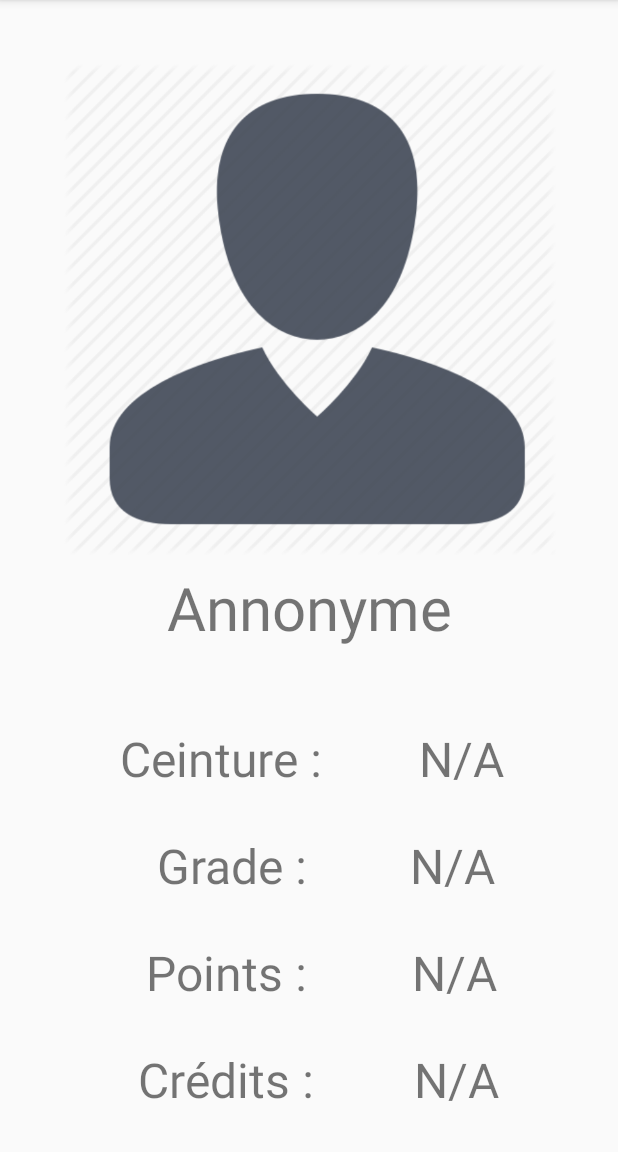
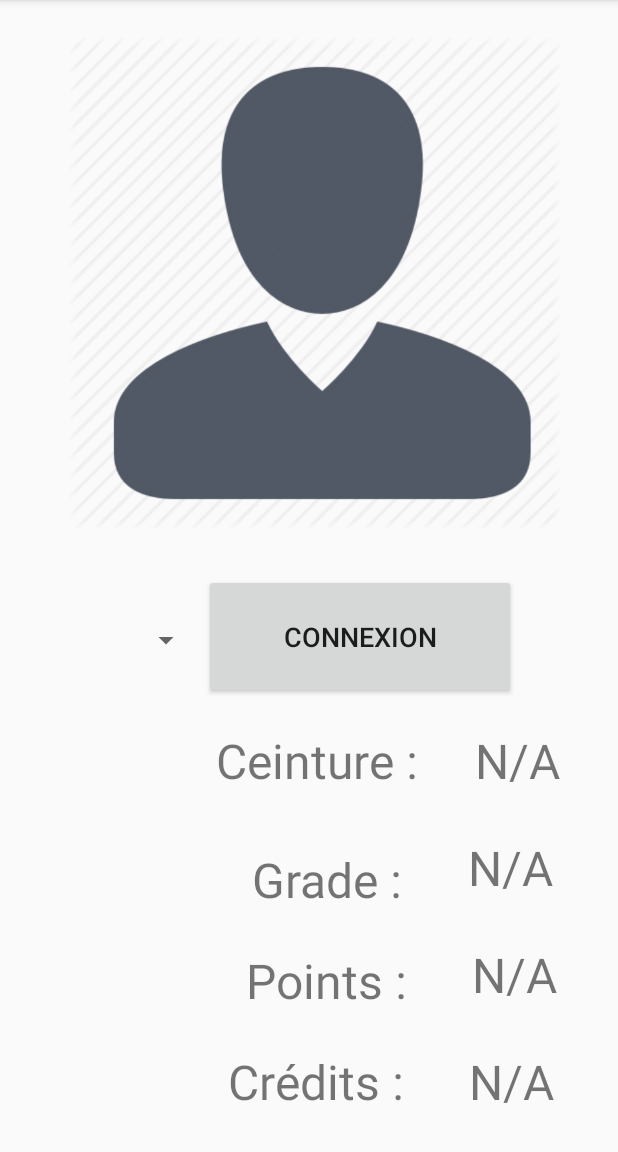
Before and after one commit to SamuelMenard/ProjetFinalJavaEEAndroid, an Android app: the screen it shows after launch (MainActivity), on a phone screen of 412 x 824 dp, the part 84-1236 px from its top. Run offline under Robolectric (Android 15) with nearby library versions, the phone set to English and light mode, and no system bars.

Commit message:
wow mon ordi meurt

```diff
--- a/Android/app/src/main/res/layout/fragment_combat.xml
+++ b/Android/app/src/main/res/layout/fragment_combat.xml
@@ -209,7 +209,7 @@
         app:layout_constraintEnd_toEndOf="parent"
         app:layout_constraintTop_toBottomOf="@+id/imageLogin_combat_3"
         app:layout_constraintVertical_bias="0.304"
-        app:srcCompat="@drawable/ic_games_black_24dp" />
+        app:srcCompat="@drawable/nomove" />
 
     <ImageView
         android:id="@+id/imageCoupBlanc"
@@ -222,7 +222,7 @@
         app:layout_constraintStart_toStartOf="parent"
         app:layout_constraintTop_toBottomOf="@+id/imageLogin_combat_2"
         app:layout_constraintVertical_bias="0.304"
-        app:srcCompat="@drawable/ic_games_black_24dp" />
+        app:srcCompat="@drawable/nomove" />
 
     <ImageView
         android:id="@+id/imageArbitre"
@@ -238,6 +238,6 @@
         app:layout_constraintStart_toEndOf="@+id/imageCoupBlanc"
         app:layout_constraintTop_toBottomOf="@+id/imageLogin_combat_1"
         app:layout_constraintVertical_bias="0.304"
-        app:srcCompat="@drawable/ic_games_black_24dp" />
+        app:srcCompat="@drawable/nomove" />
 
 </android.support.constraint.ConstraintLayout>
--- a/Android/app/src/main/res/layout/fragment_login.xml
+++ b/Android/app/src/main/res/layout/fragment_login.xml
@@ -8,47 +8,36 @@
     <ImageView
         android:id="@+id/imageLogin"
         android:layout_width="334dp"
-        android:layout_height="328dp"
+        android:layout_height="329dp"
+        android:layout_marginBottom="8dp"
         android:src="@drawable/nouser_avatar"
         app:layout_constraintBottom_toBottomOf="parent"
         app:layout_constraintEnd_toEndOf="parent"
+        app:layout_constraintHorizontal_bias="0.548"
         app:layout_constraintStart_toStartOf="parent"
         app:layout_constraintTop_toTopOf="parent"
-        app:layout_constraintVertical_bias="0.096" />
+        app:layout_constraintVertical_bias="0.056" />
 
-
-    <TextView
-        android:id="@+id/tbNomUtilisateur"
-        android:layout_width="wrap_content"
-        android:layout_height="wrap_content"
-        android:layout_marginTop="8dp"
-        android:text="@string/strTbNomUtilisateur"
-        android:textSize="40sp"
-        app:layout_constraintEnd_toEndOf="parent"
-        app:layout_constraintStart_toStartOf="parent"
-        app:layout_constraintTop_toBottomOf="@+id/imageLogin" />
 
     <TextView
         android:id="@+id/tbCeinture"
         android:layout_width="wrap_content"
         android:layout_height="wrap_content"
-        android:layout_marginTop="52dp"
+        android:layout_marginStart="144dp"
+        android:layout_marginTop="132dp"
         android:text="Ceinture : "
         android:textSize="32sp"
-        app:layout_constraintEnd_toEndOf="parent"
-        app:layout_constraintHorizontal_bias="0.296"
         app:layout_constraintStart_toStartOf="parent"
-        app:layout_constraintTop_toBottomOf="@+id/tbNomUtilisateur" />
+        app:layout_constraintTop_toBottomOf="@+id/imageLogin" />
 
     <TextView
         android:id="@+id/tbGrade"
         android:layout_width="wrap_content"
         android:layout_height="wrap_content"
-        android:layout_marginTop="28dp"
+        android:layout_marginStart="168dp"
+        android:layout_marginTop="36dp"
         android:text="Grade : "
         android:textSize="32sp"
-        app:layout_constraintEnd_toEndOf="parent"
-        app:layout_constraintHorizontal_bias="0.345"
         app:layout_constraintStart_toStartOf="parent"
         app:layout_constraintTop_toBottomOf="@+id/tbCeinture" />
 
@@ -56,11 +45,10 @@
         android:id="@+id/tbPoints"
         android:layout_width="wrap_content"
         android:layout_height="wrap_content"
-        android:layout_marginTop="28dp"
+        android:layout_marginStart="164dp"
+        android:layout_marginTop="24dp"
         android:text="Points : "
         android:textSize="32sp"
-        app:layout_constraintEnd_toEndOf="parent"
-        app:layout_constraintHorizontal_bias="0.327"
         app:layout_constraintStart_toStartOf="parent"
         app:layout_constraintTop_toBottomOf="@+id/tbGrade" />
 
@@ -68,11 +56,10 @@
         android:id="@+id/tbCredits"
         android:layout_width="wrap_content"
         android:layout_height="wrap_content"
-        android:layout_marginTop="28dp"
+        android:layout_marginStart="152dp"
+        android:layout_marginTop="24dp"
         android:text="Crédits : "
         android:textSize="32sp"
-        app:layout_constraintEnd_toEndOf="parent"
-        app:layout_constraintHorizontal_bias="0.322"
         app:layout_constraintStart_toStartOf="parent"
         app:layout_constraintTop_toBottomOf="@+id/tbPoints" />
 
@@ -81,13 +68,13 @@
         android:layout_width="wrap_content"
         android:layout_height="wrap_content"
         android:layout_marginStart="8dp"
-        android:layout_marginTop="52dp"
+        android:layout_marginTop="132dp"
         android:text="@string/strTbInfoCeinture"
         android:textSize="32sp"
         app:layout_constraintEnd_toEndOf="parent"
-        app:layout_constraintHorizontal_bias="0.39"
+        app:layout_constraintHorizontal_bias="0.365"
         app:layout_constraintStart_toEndOf="@+id/tbCeinture"
-        app:layout_constraintTop_toBottomOf="@+id/tbNomUtilisateur" />
+        app:layout_constraintTop_toBottomOf="@+id/imageLogin" />
 
     <TextView
         android:id="@+id/tbInfoGrade"
@@ -128,4 +115,34 @@
         app:layout_constraintStart_toEndOf="@+id/tbCredits"
         app:layout_constraintTop_toBottomOf="@+id/tbInfoPoints" />
 
+    <Spinner
+        android:id="@+id/spinner"
+        android:layout_width="215dp"
+        android:layout_height="76dp"
+        android:layout_marginBottom="8dp"
+        android:layout_marginEnd="8dp"
+        android:layout_marginStart="8dp"
+        android:layout_marginTop="8dp"
+        android:prompt="@string/app_spinner"
+        app:layout_constraintBottom_toTopOf="@+id/tbCeinture"
+        app:layout_constraintEnd_toStartOf="@+id/btnConnexion"
+        app:layout_constraintHorizontal_bias="0.943"
+        app:layout_constraintStart_toStartOf="parent"
+        app:layout_constraintTop_toBottomOf="@+id/imageLogin"
+        app:layout_constraintVertical_bias="0.681" />
+
+    <Button
+        android:id="@+id/btnConnexion"
+        android:layout_width="208dp"
+        android:layout_height="83dp"
+        android:layout_marginBottom="8dp"
+        android:layout_marginEnd="68dp"
+        android:layout_marginTop="8dp"
+        android:text="@string/strBtnConnexion"
+        android:textSize="18sp"
+        app:layout_constraintBottom_toTopOf="@+id/tbInfoCeinture"
+        app:layout_constraintEnd_toEndOf="parent"
+        app:layout_constraintTop_toBottomOf="@+id/imageLogin"
+        app:layout_constraintVertical_bias="0.647" />
+
 </android.support.constraint.ConstraintLayout>
--- a/Android/app/src/main/res/values/strings.xml
+++ b/Android/app/src/main/res/values/strings.xml
@@ -12,14 +12,15 @@
     <string name="strTbInfoGrade">N/A</string>
     <string name="strTbInfoPoints">N/A</string>
     <string name="strTbInfoCredits">N/A</string>
-    <string name="strTbNomUtilisateur">Annonyme</string>
+    <string name="app_spinner">Anonyme</string>
+    <string name="strBtnConnexion">Connexion</string>
 
     <!-- historique fragment -->
-    <string name="strTbNomHistorique">Annonyme</string>
+    <string name="strTbNomHistorique">Anonyme</string>
     <string name="strTbScrollable">N/A</string>
 
     <!-- combat fragment-->
-    <string name="strTbNomCombat">Annonyme</string>
+    <string name="strTbNomCombat">Anonyme</string>
     <string name="strTbPointsCombat">N/A</string>
     <string name="strTbCreditsCombat">N/A</string>
 
```
Also changed, not shown: Android/app/src/main/java/cgodin/qc/ca/ecolekarate/FragmentLogin.java (+132 -3 lines), Android/app/src/main/res/layout/spinner_item.xml (added, +11 -0 lines), Android/app/src/main/res/drawable/nomove.png (added).
